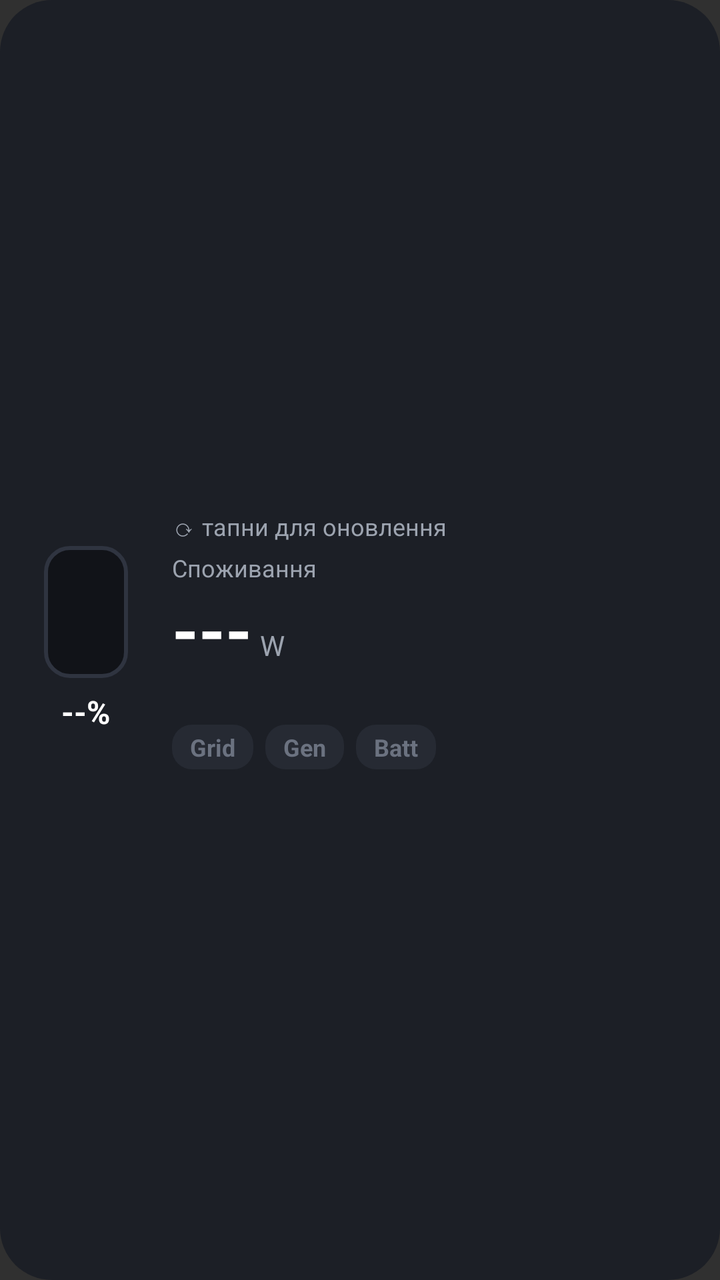
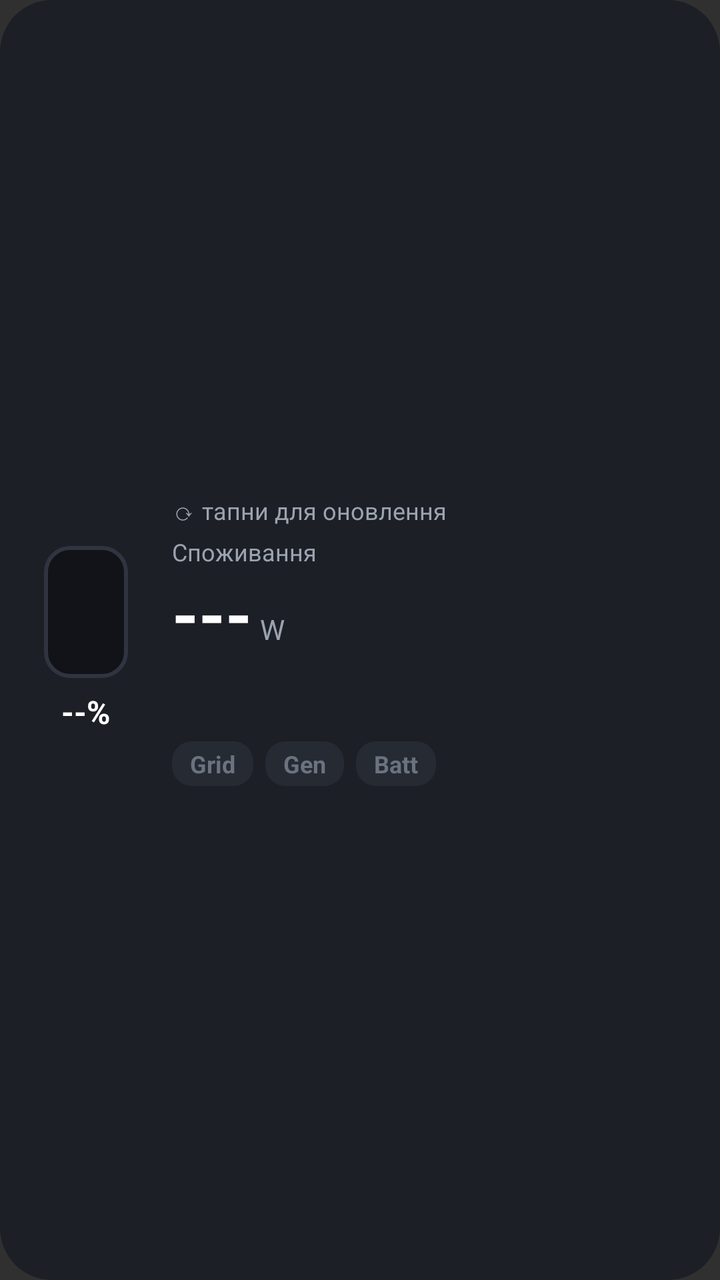

Before-and-after screenshots of an Android layout around one commit, followed by the original layout XML and the change that was made.
<!-- AndroidManifest.xml: application theme android:Theme.Material.NoActionBar -->
<!-- res/layout/widget_power.xml -->
<?xml version="1.0" encoding="utf-8"?>
<LinearLayout xmlns:android="http://schemas.android.com/apk/res/android"
    android:id="@+id/root"
    android:layout_width="match_parent"
    android:layout_height="match_parent"
    android:background="@drawable/widget_bg"
    android:gravity="center_vertical"
    android:orientation="horizontal"
    android:padding="14dp">

    <LinearLayout
        android:layout_width="58dp"
        android:layout_height="wrap_content"
        android:gravity="center_horizontal"
        android:orientation="vertical">
        <ProgressBar
            android:id="@+id/battBar"
            style="?android:attr/progressBarStyleHorizontal"
            android:layout_width="42dp"
            android:layout_height="66dp"
            android:indeterminate="false"
            android:max="100"
            android:progress="0"
            android:progressDrawable="@drawable/batt_progress" />
        <TextView
            android:id="@+id/soc"
            android:layout_width="wrap_content"
            android:layout_height="wrap_content"
            android:layout_marginTop="6dp"
            android:text="--%"
            android:textColor="#FFFFFF"
            android:textSize="16sp"
            android:textStyle="bold" />
    </LinearLayout>

    <LinearLayout
        android:layout_width="0dp"
        android:layout_height="wrap_content"
        android:layout_marginStart="14dp"
        android:layout_weight="1"
        android:orientation="vertical">
        <TextView
            android:id="@+id/updated"
            android:layout_width="match_parent"
            android:layout_height="wrap_content"
            android:maxLines="1"
            android:ellipsize="end"
            android:text="⟳ тапни для оновлення"
            android:textColor="#9CA3AF"
            android:textSize="12sp" />
        <TextView
            android:layout_width="wrap_content"
            android:layout_height="wrap_content"
            android:layout_marginTop="4dp"
            android:text="Споживання"
            android:textColor="#9CA3AF"
            android:textSize="12sp" />
        <LinearLayout
            android:layout_width="wrap_content"
            android:layout_height="wrap_content"
            android:baselineAligned="true"
            android:orientation="horizontal">
            <TextView
                android:id="@+id/load"
                android:layout_width="wrap_content"
                android:layout_height="wrap_content"
                android:text="---"
                android:textColor="#FFFFFF"
                android:textSize="34sp"
                android:textStyle="bold" />
            <TextView
                android:layout_width="wrap_content"
                android:layout_height="wrap_content"
                android:layout_marginStart="4dp"
                android:text="W"
                android:textColor="#9CA3AF"
                android:textSize="14sp" />
        </LinearLayout>
        <TextView
            android:id="@+id/battStatus"
            android:layout_width="wrap_content"
            android:layout_height="wrap_content"
            android:text=""
            android:textColor="#5AA9FF"
            android:textSize="14sp"
            android:textStyle="bold" />
        <LinearLayout
            android:layout_width="match_parent"
            android:layout_height="wrap_content"
            android:layout_marginTop="6dp"
            android:gravity="center_vertical"
            android:orientation="horizontal">
            <TextView android:id="@+id/chipGrid" style="@style/Chip" android:text="Grid" />
            <TextView android:id="@+id/chipGen" style="@style/Chip" android:text="Gen" />
            <TextView android:id="@+id/chipBatt" style="@style/Chip" android:text="Batt" />
            <TextView
                android:id="@+id/pv"
                android:layout_width="0dp"
                android:layout_height="wrap_content"
                android:layout_weight="1"
                android:gravity="end"
                android:maxLines="1"
                android:text=""
                android:textColor="#FBBF24"
                android:textSize="12sp" />
        </LinearLayout>
    </LinearLayout>
</LinearLayout>
<!-- resources referenced by this layout -->
<resources>
  <!-- drawable batt_progress (drawable) -->
  <layer-list xmlns:android="http://schemas.android.com/apk/res/android">
      <item android:id="@android:id/background">
          <shape android:shape="rectangle">
              <corners android:radius="12dp" />
              <solid android:color="#111318" />
              <stroke android:width="2dp" android:color="#2F3440" />
          </shape>
      </item>
      <item android:id="@android:id/progress" android:bottom="5dp" android:left="5dp" android:right="5dp" android:top="5dp">
          <clip android:clipOrientation="vertical" android:gravity="bottom">
              <shape android:shape="rectangle">
                  <corners android:radius="8dp" />
                  <solid android:color="#5AA9FF" />
              </shape>
          </clip>
      </item>
  </layer-list>
  <!-- drawable widget_bg (drawable) -->
  <shape xmlns:android="http://schemas.android.com/apk/res/android" android:shape="rectangle">
      <corners android:radius="26dp" />
      <solid android:color="#1C1F26" />
  </shape>
  <style name="Chip">
          <item name="android:layout_width">wrap_content</item>
          <item name="android:layout_height">wrap_content</item>
          <item name="android:layout_marginEnd">6dp</item>
          <item name="android:paddingStart">9dp</item>
          <item name="android:paddingEnd">9dp</item>
          <item name="android:paddingTop">3dp</item>
          <item name="android:paddingBottom">3dp</item>
          <item name="android:background">@drawable/chip_off</item>
          <item name="android:textColor">#6B7280</item>
          <item name="android:textSize">12sp</item>
          <item name="android:textStyle">bold</item>
      </style>
  <!-- drawable chip_off (drawable) -->
  <shape xmlns:android="http://schemas.android.com/apk/res/android" android:shape="rectangle">
      <corners android:radius="10dp" />
      <solid android:color="#262A33" />
  </shape>
</resources>

<!-- the commit's change to res/layout/widget_power.xml (unified diff, before → after) -->
@@ -84,6 +84,15 @@
             android:textColor="#5AA9FF"
             android:textSize="14sp"
             android:textStyle="bold" />
+        <TextView
+            android:id="@+id/runtime"
+            android:layout_width="match_parent"
+            android:layout_height="wrap_content"
+            android:maxLines="1"
+            android:ellipsize="end"
+            android:text=""
+            android:textColor="#D1D5DB"
+            android:textSize="12sp" />
         <LinearLayout
             android:layout_width="match_parent"
             android:layout_height="wrap_content"
